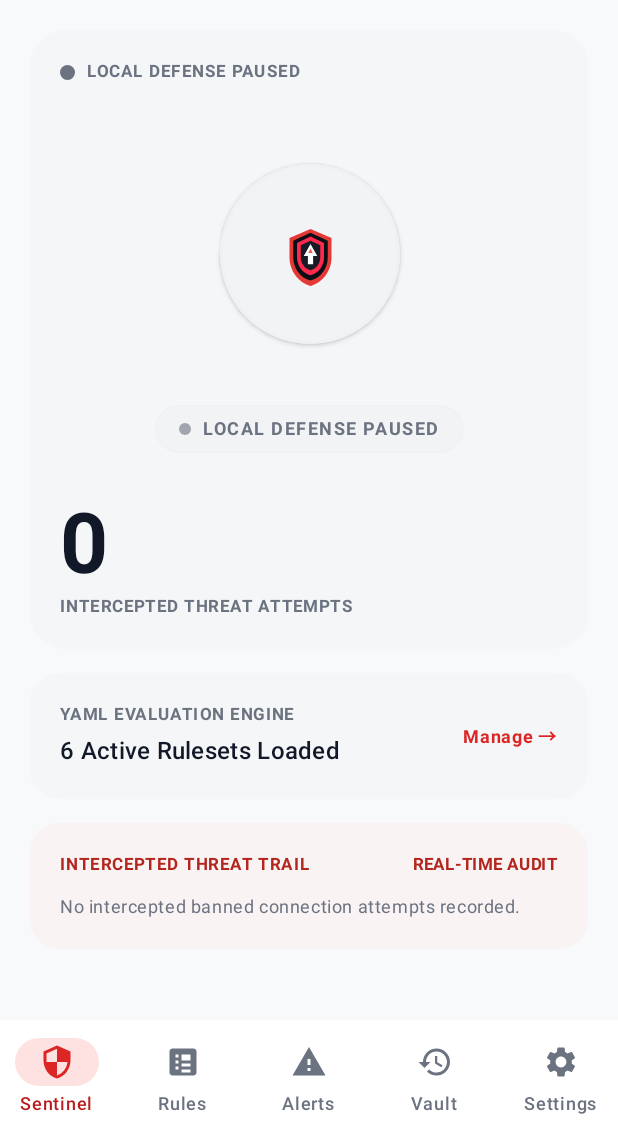
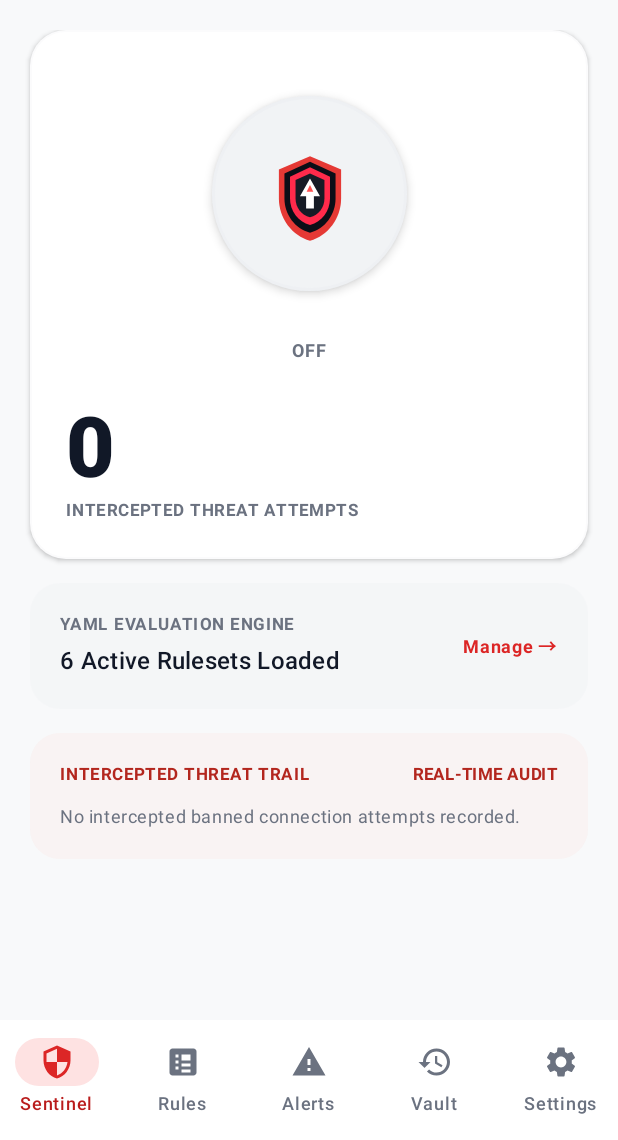
Before and after one commit to ctkqiang/NezhaEDRAndroid, an Android app built with Jetpack Compose: the screen it shows after launch (MainActivity), on a phone screen of 412 x 824 dp, the part 96-1236 px from its top. Run offline under Robolectric (Android 15) with nearby library versions, the phone set to English and light mode, and no system bars.

Commit message:
style(ui): clean up Master Protection Aegis card layout by removing redundant status badge and enlarging shield icon

```diff
--- a/app/src/main/java/xin/ctkqiang/nezhaedr/ui/main/MainScreen.kt
+++ b/app/src/main/java/xin/ctkqiang/nezhaedr/ui/main/MainScreen.kt
@@ -74,8 +74,6 @@ import androidx.compose.ui.Alignment
 import androidx.compose.ui.Modifier
 import androidx.compose.ui.draw.clip
 import androidx.compose.ui.draw.scale
-import androidx.compose.ui.geometry.Offset
-import androidx.compose.ui.geometry.Size
 import androidx.compose.ui.graphics.Color
 import androidx.compose.ui.graphics.Path
 import androidx.compose.ui.graphics.drawscope.Stroke
@@ -960,52 +958,24 @@ fun AppleMasterStatusCard(
     blockedAttemptsCount: Int,
     onToggleVpn: () -> Unit
 ) {
-    val haptic = LocalHapticFeedback.current
-
-    val stateColor by animateColorAsState(
-        targetValue = if (isActive) MaterialTheme.colorScheme.primary else MaterialTheme.colorScheme.onSurfaceVariant,
-        animationSpec = spring(dampingRatio = Spring.DampingRatioMediumBouncy, stiffness = Spring.StiffnessLow),
-        label = "StateColorAnimation"
-    )
-
     Card(
         shape = RoundedCornerShape(24.dp),
-        colors = CardDefaults.cardColors(containerColor = MaterialTheme.colorScheme.surfaceVariant.copy(alpha = 0.5f)),
+        colors = CardDefaults.cardColors(containerColor = MaterialTheme.colorScheme.surface),
+        border = BorderStroke(1.dp, MaterialTheme.colorScheme.outline.copy(alpha = 0.2f)),
+        elevation = CardDefaults.cardElevation(defaultElevation = 2.dp),
         modifier = Modifier.fillMaxWidth()
     ) {
         Column(
-            modifier = Modifier.padding(20.dp),
+            modifier = Modifier.padding(24.dp),
             horizontalAlignment = Alignment.CenterHorizontally
         ) {
-            Row(
-                modifier = Modifier.fillMaxWidth(),
-                horizontalArrangement = Arrangement.Start,
-                verticalAlignment = Alignment.CenterVertically
-            ) {
-                Surface(
-                    shape = CircleShape,
-                    color = stateColor,
-                    modifier = Modifier.size(10.dp)
-                ) {}
-                Spacer(modifier = Modifier.width(8.dp))
-                Text(
-                    text = if (isActive) stringResource(R.string.defense_engaged) else stringResource(R.string.defense_paused),
-                    style = MaterialTheme.typography.labelSmall,
-                    fontWeight = FontWeight.Bold,
-                    letterSpacing = 1.sp,
-                    color = stateColor
-                )
-            }
-
-            Spacer(modifier = Modifier.height(20.dp))
-
-            // Massive Central Shield Power Button
+            // Central Master Shield Power Button
             MasterProtectionButton(
                 isActive = isActive,
                 onClick = onToggleVpn
             )
 
-            Spacer(modifier = Modifier.height(20.dp))
+            Spacer(modifier = Modifier.height(24.dp))
 
             Column(
                 modifier = Modifier.fillMaxWidth(),
@@ -1017,7 +987,7 @@ fun AppleMasterStatusCard(
                         fontSize = 56.sp,
                         lineHeight = 60.sp
                     ),
-                    fontWeight = FontWeight.Bold,
+                    fontWeight = FontWeight.ExtraBold,
                     color = if (blockedAttemptsCount > 0) MaterialTheme.colorScheme.error else MaterialTheme.colorScheme.onSurface
                 )
 
@@ -1228,7 +1198,6 @@ fun MasterProtectionButton(
     )
 
     val activeColor = MaterialTheme.colorScheme.primary
-    val inactiveColor = MaterialTheme.colorScheme.onSurfaceVariant.copy(alpha = 0.6f)
 
     val mainButtonColor by animateColorAsState(
         targetValue = if (isActive) activeColor else MaterialTheme.colorScheme.surfaceVariant,
@@ -1238,8 +1207,7 @@ fun MasterProtectionButton(
 
     Column(
         horizontalAlignment = Alignment.CenterHorizontally,
-        verticalArrangement = Arrangement.spacedBy(16.dp),
-        modifier = Modifier.padding(vertical = 8.dp)
+        verticalArrangement = Arrangement.spacedBy(12.dp)
     ) {
         Box(
             contentAlignment = Alignment.Center,
@@ -1270,54 +1238,30 @@ fun MasterProtectionButton(
                 },
                 shape = CircleShape,
                 color = mainButtonColor,
-                shadowElevation = if (isActive) 12.dp else 2.dp,
-                border = BorderStroke(2.dp, if (isActive) activeColor else MaterialTheme.colorScheme.outline.copy(alpha = 0.3f)),
-                modifier = Modifier.size(120.dp)
+                shadowElevation = if (isActive) 12.dp else 4.dp,
+                border = BorderStroke(2.dp, if (isActive) activeColor else MaterialTheme.colorScheme.outline.copy(alpha = 0.4f)),
+                modifier = Modifier.size(130.dp)
             ) {
                 Box(
                     contentAlignment = Alignment.Center,
                     modifier = Modifier.fillMaxSize()
-                ) {
-                    Column(
-                        horizontalAlignment = Alignment.CenterHorizontally,
-                        verticalArrangement = Arrangement.Center
                 ) {
                     Icon(
                         painter = painterResource(id = R.drawable.ic_launcher_foreground),
                         contentDescription = "Shield Master Button",
                         tint = Color.Unspecified,
-                            modifier = Modifier.size(54.dp)
-                        )
-                    }
-                }
-            }
-        }
-
-        // Executive Status Pill Badge
-        Surface(
-            shape = RoundedCornerShape(20.dp),
-            color = if (isActive) activeColor.copy(alpha = 0.12f) else MaterialTheme.colorScheme.surfaceVariant,
-            border = BorderStroke(1.dp, if (isActive) activeColor.copy(alpha = 0.3f) else MaterialTheme.colorScheme.outline.copy(alpha = 0.2f))
-        ) {
-            Row(
-                verticalAlignment = Alignment.CenterVertically,
-                horizontalArrangement = Arrangement.spacedBy(8.dp),
-                modifier = Modifier.padding(horizontal = 16.dp, vertical = 8.dp)
-            ) {
-                Surface(
-                    shape = CircleShape,
-                    color = if (isActive) activeColor else inactiveColor,
-                    modifier = Modifier.size(8.dp)
-                ) {}
-                Text(
-                    text = if (isActive) stringResource(R.string.defense_engaged) else stringResource(R.string.defense_paused),
+                        modifier = Modifier.size(80.dp)
+                    )
+                }
+            }
+        }
+
+        Text(
+            text = if (isActive) stringResource(R.string.switch_on) else stringResource(R.string.switch_off),
             style = MaterialTheme.typography.labelMedium,
             fontWeight = FontWeight.Bold,
-                    letterSpacing = 1.sp,
             color = if (isActive) activeColor else MaterialTheme.colorScheme.onSurfaceVariant
         )
-            }
-        }
     }
 }
 
```
Lines whose indentation alone changed are shown as unchanged.
